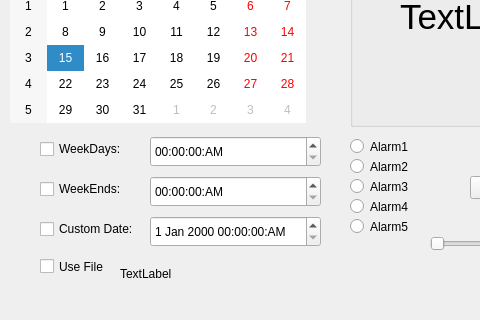
First picture: the form in mainwindow.ui, repository CountMurphy/QTalarm, before the edit; both pictures show x 0 to 480 and y 130 to 450 of the 658 by 450 pixel window.
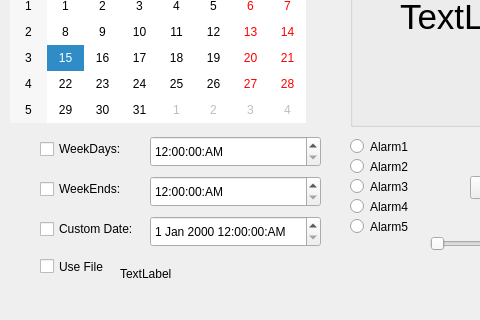
Second picture: the form after the edit. Icons and pictures are not drawn.

Commit message: fixed AM/PM display bug

Diff of the .ui file:
```diff
--- a/mainwindow.ui
+++ b/mainwindow.ui
@@ -57,7 +57,7 @@
      </rect>
     </property>
     <property name="displayFormat">
-     <string>HH:mm:ss:AP</string>
+     <string>hh:mm:ss:AP</string>
     </property>
    </widget>
    <widget class="QTimeEdit" name="WE_edit">
@@ -70,7 +70,7 @@
      </rect>
     </property>
     <property name="displayFormat">
-     <string>HH:mm:ss:AP</string>
+     <string>hh:mm:ss:AP</string>
     </property>
    </widget>
    <widget class="QCheckBox" name="chkWeekEnd">
@@ -174,7 +174,7 @@
      </rect>
     </property>
     <property name="displayFormat">
-     <string>d MMM yyyy HH:mm:ss:AP</string>
+     <string>d MMM yyyy hh:mm:ss:AP</string>
     </property>
    </widget>
    <widget class="QCheckBox" name="chkSounds">
```
